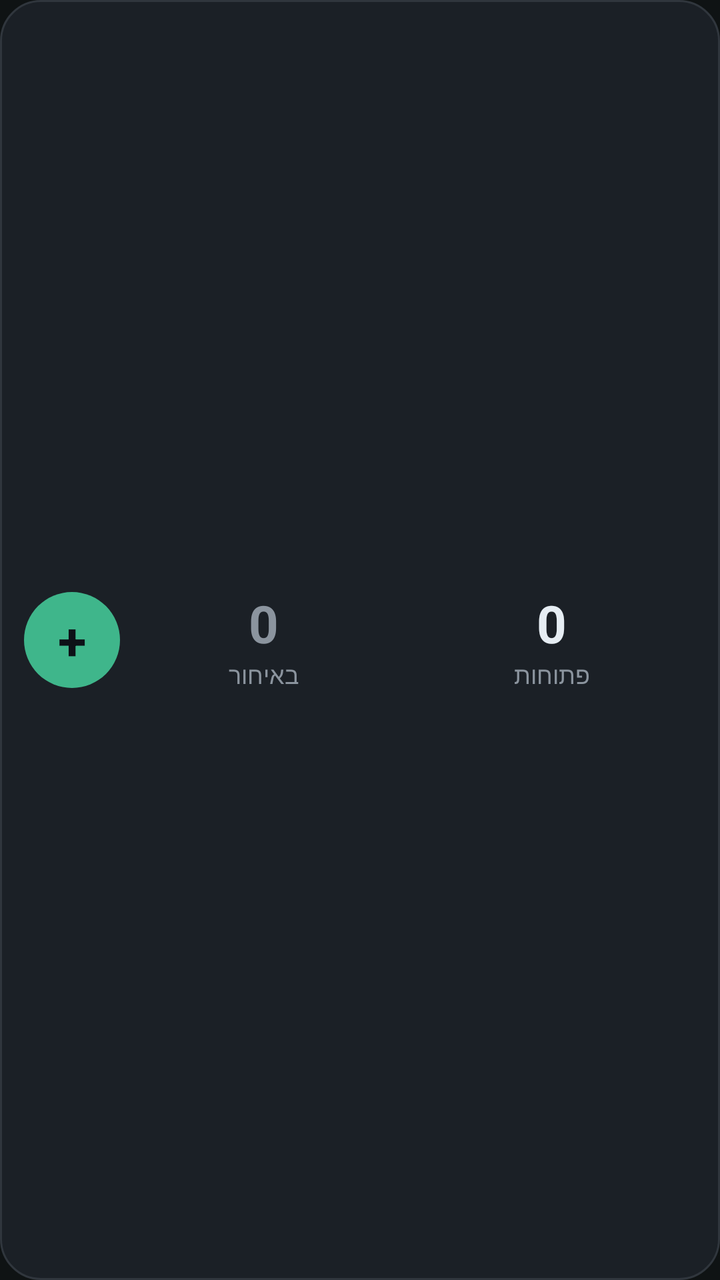
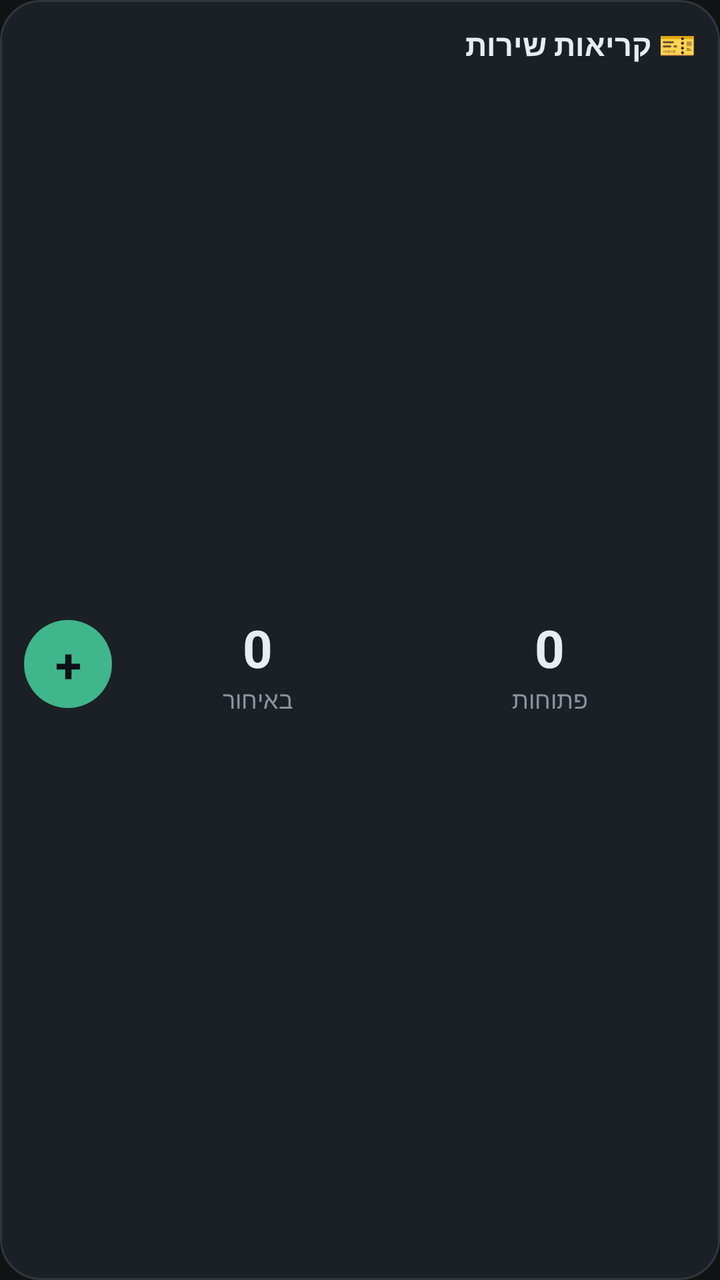

An Android layout rendered at two revisions. The XML below is the earlier revision; the diff shows what the commit changed to produce the second picture.
<!-- AndroidManifest.xml: application theme AppTheme -->
<!-- res/layout/widget_tickets.xml -->
<?xml version="1.0" encoding="utf-8"?>
<LinearLayout xmlns:android="http://schemas.android.com/apk/res/android"
    android:layout_width="match_parent"
    android:layout_height="match_parent"
    android:background="@drawable/widget_bg"
    android:gravity="center_vertical"
    android:layoutDirection="rtl"
    android:orientation="horizontal"
    android:padding="12dp">

    <LinearLayout
        android:id="@+id/w_counts"
        android:layout_width="0dp"
        android:layout_height="wrap_content"
        android:layout_weight="1"
        android:gravity="center"
        android:orientation="vertical">
        <TextView
            android:id="@+id/w_open"
            android:layout_width="wrap_content"
            android:layout_height="wrap_content"
            android:text="0"
            android:textColor="#E6EDF3"
            android:textSize="26sp"
            android:textStyle="bold" />
        <TextView
            android:layout_width="wrap_content"
            android:layout_height="wrap_content"
            android:text="פתוחות"
            android:textColor="#8B949E"
            android:textSize="12sp" />
    </LinearLayout>

    <LinearLayout
        android:id="@+id/w_late_box"
        android:layout_width="0dp"
        android:layout_height="wrap_content"
        android:layout_weight="1"
        android:gravity="center"
        android:orientation="vertical">
        <TextView
            android:id="@+id/w_overdue"
            android:layout_width="wrap_content"
            android:layout_height="wrap_content"
            android:text="0"
            android:textColor="#8B949E"
            android:textSize="26sp"
            android:textStyle="bold" />
        <TextView
            android:layout_width="wrap_content"
            android:layout_height="wrap_content"
            android:text="באיחור"
            android:textColor="#8B949E"
            android:textSize="12sp" />
    </LinearLayout>

    <TextView
        android:id="@+id/w_new"
        android:layout_width="48dp"
        android:layout_height="48dp"
        android:background="@drawable/widget_btn"
        android:gravity="center"
        android:text="+"
        android:textColor="#0D1117"
        android:textSize="26sp"
        android:textStyle="bold" />
</LinearLayout>
<!-- resources referenced by this layout -->
<resources>
  <!-- drawable widget_bg (drawable) -->
  <?xml version="1.0" encoding="utf-8"?>
  <shape xmlns:android="http://schemas.android.com/apk/res/android" android:shape="rectangle">
      <solid android:color="#F21C2128" />
      <corners android:radius="20dp" />
      <stroke android:width="1dp" android:color="#30363D" />
  </shape>
  <!-- drawable widget_btn (drawable) -->
  <?xml version="1.0" encoding="utf-8"?>
  <shape xmlns:android="http://schemas.android.com/apk/res/android" android:shape="oval">
      <solid android:color="#3FB68B" />
  </shape>
  <style name="AppTheme" parent="@android:style/Theme.Material.NoActionBar">
          <item name="android:colorPrimary">@color/mint</item>
          <item name="android:colorPrimaryDark">@color/canvas</item>
          <item name="android:colorAccent">@color/mint</item>
          <item name="android:statusBarColor">@color/canvas</item>
          <item name="android:navigationBarColor">@color/canvas</item>
          <item name="android:windowBackground">@color/canvas</item>
          <item name="android:colorBackground">@color/canvas</item>
          <item name="android:textColorPrimary">@color/text_primary</item>
          <item name="android:textColorSecondary">@color/text_secondary</item>
          <item name="android:colorButtonNormal">@color/surface_raised</item>
          <item name="android:windowActionBar">false</item>
          <item name="android:windowNoTitle">true</item>
          <item name="android:alertDialogTheme">@style/AppDialog</item>
      </style>
  <color name="mint">#3FDCA8</color>
  <color name="canvas">#0F1314</color>
  <color name="text_primary">#F3F7F6</color>
  <color name="text_secondary">#9AAAA8</color>
  <color name="surface_raised">#212A2C</color>
  <style name="AppDialog" parent="@android:style/Theme.Material.Dialog.Alert">
          <item name="android:colorAccent">@color/mint</item>
          <item name="android:windowBackground">@color/surface_raised</item>
          <item name="android:textColorPrimary">@color/text_primary</item>
          <item name="android:textColorSecondary">@color/text_secondary</item>
      </style>
</resources>

<!-- the commit's change to res/layout/widget_tickets.xml (unified diff, before → after) -->
@@ -3,65 +3,82 @@
     android:layout_width="match_parent"
     android:layout_height="match_parent"
     android:background="@drawable/widget_bg"
-    android:gravity="center_vertical"
     android:layoutDirection="rtl"
-    android:orientation="horizontal"
+    android:orientation="vertical"
     android:padding="12dp">
 
-    <LinearLayout
-        android:id="@+id/w_counts"
-        android:layout_width="0dp"
+    <TextView
+        android:id="@+id/w_title"
+        android:layout_width="match_parent"
         android:layout_height="wrap_content"
-        android:layout_weight="1"
-        android:gravity="center"
-        android:orientation="vertical">
-        <TextView
-            android:id="@+id/w_open"
-            android:layout_width="wrap_content"
-            android:layout_height="wrap_content"
-            android:text="0"
-            android:textColor="#E6EDF3"
-            android:textSize="26sp"
-            android:textStyle="bold" />
-        <TextView
-            android:layout_width="wrap_content"
-            android:layout_height="wrap_content"
-            android:text="פתוחות"
-            android:textColor="#8B949E"
-            android:textSize="12sp" />
-    </LinearLayout>
+        android:paddingBottom="4dp"
+        android:text="🎫 קריאות שירות"
+        android:textColor="#E6EDF3"
+        android:textSize="15sp"
+        android:textStyle="bold" />
 
     <LinearLayout
-        android:id="@+id/w_late_box"
-        android:layout_width="0dp"
-        android:layout_height="wrap_content"
+        android:layout_width="match_parent"
+        android:layout_height="0dp"
         android:layout_weight="1"
-        android:gravity="center"
-        android:orientation="vertical">
+        android:gravity="center_vertical"
+        android:orientation="horizontal">
+
+        <LinearLayout
+            android:id="@+id/w_counts"
+            android:layout_width="0dp"
+            android:layout_height="wrap_content"
+            android:layout_weight="1"
+            android:gravity="center"
+            android:orientation="vertical">
+            <TextView
+                android:id="@+id/w_open"
+                android:layout_width="wrap_content"
+                android:layout_height="wrap_content"
+                android:text="0"
+                android:textColor="#E6EDF3"
+                android:textSize="26sp"
+                android:textStyle="bold" />
+            <TextView
+                android:layout_width="wrap_content"
+                android:layout_height="wrap_content"
+                android:text="פתוחות"
+                android:textColor="#8B949E"
+                android:textSize="12sp" />
+        </LinearLayout>
+
+        <LinearLayout
+            android:id="@+id/w_late_box"
+            android:layout_width="0dp"
+            android:layout_height="wrap_content"
+            android:layout_weight="1"
+            android:gravity="center"
+            android:orientation="vertical">
+            <TextView
+                android:id="@+id/w_overdue"
+                android:layout_width="wrap_content"
+                android:layout_height="wrap_content"
+                android:text="0"
+                android:textColor="#E6EDF3"
+                android:textSize="26sp"
+                android:textStyle="bold" />
+            <TextView
+                android:layout_width="wrap_content"
+                android:layout_height="wrap_content"
+                android:text="באיחור"
+                android:textColor="#8B949E"
+                android:textSize="12sp" />
+        </LinearLayout>
+
         <TextView
-            android:id="@+id/w_overdue"
-            android:layout_width="wrap_content"
-            android:layout_height="wrap_content"
-            android:text="0"
-            android:textColor="#8B949E"
-            android:textSize="26sp"
+            android:id="@+id/w_new"
+            android:layout_width="44dp"
+            android:layout_height="44dp"
+            android:background="@drawable/widget_btn"
+            android:gravity="center"
+            android:text="+"
+            android:textColor="#0D1117"
+            android:textSize="24sp"
             android:textStyle="bold" />
-        <TextView
-            android:layout_width="wrap_content"
-            android:layout_height="wrap_content"
-            android:text="באיחור"
-            android:textColor="#8B949E"
-            android:textSize="12sp" />
     </LinearLayout>
-
-    <TextView
-        android:id="@+id/w_new"
-        android:layout_width="48dp"
-        android:layout_height="48dp"
-        android:background="@drawable/widget_btn"
-        android:gravity="center"
-        android:text="+"
-        android:textColor="#0D1117"
-        android:textSize="26sp"
-        android:textStyle="bold" />
 </LinearLayout>
